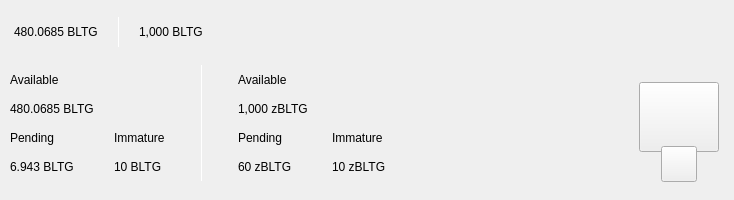
This is src/qt/bltg/forms/topbar.ui in minerric/BLTG as Qt 5 draws it before an edit. The edited form follows.
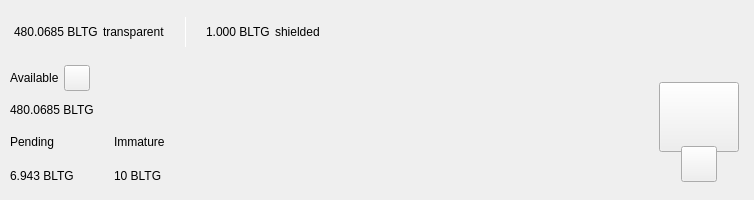
This is the edited form. Custom widgets are drawn as their Qt base class.

```diff
--- a/src/qt/bltg/forms/topbar.ui
+++ b/src/qt/bltg/forms/topbar.ui
@@ -23,7 +23,7 @@
    </size>
   </property>
   <property name="windowTitle">
-   <string>Form</string>
+   <string notr="true">N/A</string>
   </property>
   <layout class="QVBoxLayout" name="verticalLayout_10" stretch="0">
    <property name="spacing">
@@ -42,7 +42,7 @@
     <number>0</number>
    </property>
    <item>
-    <widget class="PFBorderImage" name="containerTop" native="true">
+    <widget class="PFBorderImage" name="containerTop">
      <layout class="QVBoxLayout" name="verticalLayout_11">
       <property name="spacing">
        <number>0</number>
@@ -93,7 +93,7 @@
            </property>
            <layout class="QHBoxLayout" name="horizontalLayout_5">
             <property name="spacing">
-             <number>0</number>
+             <number>5</number>
             </property>
             <property name="leftMargin">
              <number>0</number>
@@ -119,7 +119,14 @@
                <string notr="true">padding:0px;margin:0px;</string>
               </property>
               <property name="text">
-               <string>480.0685 BLTG</string>
+               <string notr="true">480.0685 BLTG</string>
+              </property>
+             </widget>
+            </item>
+            <item>
+             <widget class="QLabel" name="labelTrans">
+              <property name="text">
+               <string>transparent</string>
               </property>
              </widget>
             </item>
@@ -133,14 +140,14 @@
               </property>
               <property name="sizeHint" stdset="0">
                <size>
-                <width>20</width>
+                <width>15</width>
                 <height>20</height>
                </size>
               </property>
              </spacer>
             </item>
             <item alignment="Qt::AlignVCenter">
-             <widget class="QLabel" name="label_16">
+             <widget class="QLabel" name="typeSpacerTop">
               <property name="minimumSize">
                <size>
                 <width>1</width>
@@ -173,14 +180,14 @@
               </property>
               <property name="sizeHint" stdset="0">
                <size>
-                <width>20</width>
+                <width>15</width>
                 <height>20</height>
                </size>
               </property>
              </spacer>
             </item>
             <item alignment="Qt::AlignTop">
-             <widget class="QLabel" name="labelAmountTopBltg">
+             <widget class="QLabel" name="labelAmountTopShieldedBltg">
               <property name="minimumSize">
                <size>
                 <width>0</width>
@@ -188,8 +195,14 @@
                </size>
               </property>
               <property name="text">
-               <string>1,000 BLTG</string>
-
+               <string notr="true">1.000 BLTG</string>
+              </property>
+             </widget>
+            </item>
+            <item>
+             <widget class="QLabel" name="labelShield">
+              <property name="text">
+               <string>shielded</string>
               </property>
              </widget>
             </item>
@@ -264,7 +277,7 @@
             </widget>
            </item>
            <item>
-            <widget class="ExpandableButton" name="pushButtonMint" native="true">
+            <widget class="ExpandableButton" name="pushButtonHDUpgrade" native="true">
              <property name="minimumSize">
               <size>
                <width>36</width>
@@ -303,6 +316,16 @@
              </property>
             </widget>
            </item>
+           <item>
+            <widget class="ExpandableButton" name="pushButtonTor" native="true">
+             <property name="minimumSize">
+              <size>
+               <width>36</width>
+               <height>36</height>
+              </size>
+             </property>
+            </widget>
+           </item>
            <item>
             <widget class="ExpandableButton" name="pushButtonLock" native="true">
              <property name="sizePolicy">
@@ -372,11 +395,6 @@
           <number>10</number>
          </property>
          <item>
-          <layout class="QHBoxLayout" name="horizontalLayout_3">
-           <property name="bottomMargin">
-            <number>9</number>
-           </property>
-           <item>
             <layout class="QVBoxLayout" name="verticalLayout_7">
              <property name="spacing">
               <number>0</number>
@@ -390,6 +408,11 @@
              <item>
               <layout class="QVBoxLayout" name="verticalLayout_2">
                <item>
+              <layout class="QHBoxLayout" name="horizontalLayoutContainerAvailable">
+               <property name="spacing">
+                <number>5</number>
+               </property>
+               <item>
                 <widget class="QLabel" name="labelTitle1">
                  <property name="text">
                   <string>Available</string>
@@ -397,21 +420,105 @@
                 </widget>
                </item>
                <item>
+                <widget class="QPushButton" name="pushButtonBalanceInfo">
+                 <property name="minimumSize">
+                  <size>
+                   <width>26</width>
+                   <height>26</height>
+                  </size>
+                 </property>
+                 <property name="maximumSize">
+                  <size>
+                   <width>26</width>
+                   <height>26</height>
+                  </size>
+                 </property>
+                 <property name="mouseTracking">
+                  <bool>true</bool>
+                 </property>
+                 <property name="focusPolicy">
+                  <enum>Qt::NoFocus</enum>
+                 </property>
+                 <property name="text">
+                  <string notr="true"/>
+                 </property>
+                 <property name="iconSize">
+                  <size>
+                   <width>24</width>
+                   <height>24</height>
+                  </size>
+                 </property>
+                 <property name="shortcut">
+                  <string notr="true"/>
+                 </property>
+                </widget>
+               </item>
+               <item>
+                <spacer name="horizontalSpacer_4">
+                 <property name="orientation">
+                  <enum>Qt::Horizontal</enum>
+                 </property>
+                 <property name="sizeType">
+                  <enum>QSizePolicy::MinimumExpanding</enum>
+                 </property>
+                 <property name="sizeHint" stdset="0">
+                  <size>
+                   <width>20</width>
+                   <height>20</height>
+                  </size>
+                 </property>
+                </spacer>
+               </item>
+              </layout>
+             </item>
+             <item>
                 <widget class="QLabel" name="labelAmountBltg">
                  <property name="text">
-                  <string>480.0685 BLTG</string>
+                <string notr="true">480.0685 BLTG</string>
                  </property>
                 </widget>
                </item>
               </layout>
              </item>
              <item>
+            <widget class="QWidget" name="container_imm_pend" native="true">
               <layout class="QHBoxLayout" name="horizontalLayout_2">
                <property name="spacing">
                 <number>0</number>
                </property>
-               <item>
+              <property name="leftMargin">
+               <number>0</number>
+              </property>
+              <property name="topMargin">
+               <number>0</number>
+              </property>
+              <property name="rightMargin">
+               <number>0</number>
+              </property>
+              <property name="bottomMargin">
+               <number>0</number>
+              </property>
+              <item alignment="Qt::AlignLeft">
+               <widget class="QWidget" name="container_pending" native="true">
+                <property name="sizePolicy">
+                 <sizepolicy hsizetype="Minimum" vsizetype="Preferred">
+                  <horstretch>0</horstretch>
+                  <verstretch>0</verstretch>
+                 </sizepolicy>
+                </property>
                 <layout class="QVBoxLayout" name="verticalLayout_3">
+                 <property name="leftMargin">
+                  <number>0</number>
+                 </property>
+                 <property name="topMargin">
+                  <number>0</number>
+                 </property>
+                 <property name="rightMargin">
+                  <number>0</number>
+                 </property>
+                 <property name="bottomMargin">
+                  <number>0</number>
+                 </property>
                  <item>
                   <widget class="QLabel" name="labelTitle3">
                    <property name="text">
@@ -422,11 +529,12 @@
                  <item>
                   <widget class="QLabel" name="labelPendingBltg">
                    <property name="text">
-                    <string>6.943 BLTG</string>
+                    <string notr="true">6.943 BLTG</string>
                    </property>
                   </widget>
                  </item>
                 </layout>
+               </widget>
                </item>
                <item>
                 <spacer name="horizontalSpacer_3">
@@ -444,8 +552,27 @@
                  </property>
                 </spacer>
                </item>
-               <item>
+              <item alignment="Qt::AlignLeft">
+               <widget class="QWidget" name="container_immature" native="true">
+                <property name="sizePolicy">
+                 <sizepolicy hsizetype="Minimum" vsizetype="Preferred">
+                  <horstretch>0</horstretch>
+                  <verstretch>0</verstretch>
+                 </sizepolicy>
+                </property>
                 <layout class="QVBoxLayout" name="verticalLayout_4">
+                 <property name="leftMargin">
+                  <number>0</number>
+                 </property>
+                 <property name="topMargin">
+                  <number>0</number>
+                 </property>
+                 <property name="rightMargin">
+                  <number>0</number>
+                 </property>
+                 <property name="bottomMargin">
+                  <number>0</number>
+                 </property>
                  <item>
                   <widget class="QLabel" name="labelTitle4">
                    <property name="text">
@@ -456,97 +583,18 @@
                  <item>
                   <widget class="QLabel" name="labelImmatureBltg">
                    <property name="text">
-                    <string>10 BLTG</string>
+                    <string notr="true">10 BLTG</string>
                    </property>
                   </widget>
                  </item>
                 </layout>
-               </item>
-              </layout>
-             </item>
-            </layout>
-           </item>
-           <item>
-            <widget class="QLabel" name="label_9">
-             <property name="minimumSize">
-              <size>
-               <width>1</width>
-               <height>100</height>
-              </size>
-             </property>
-             <property name="maximumSize">
-              <size>
-               <width>1</width>
-               <height>16777215</height>
-              </size>
-             </property>
-             <property name="styleSheet">
-              <string notr="true">background-color:white;
-padding:0px;
-border:none;</string>
-             </property>
-             <property name="text">
-              <string/>
-             </property>
             </widget>
            </item>
            <item>
-            <layout class="QVBoxLayout" name="verticalLayout_8">
-             <property name="spacing">
-              <number>0</number>
-             </property>
-             <property name="leftMargin">
-              <number>30</number>
-             </property>
-             <item>
-              <layout class="QVBoxLayout" name="verticalLayout">
-               <item>
-                <widget class="QLabel" name="labelTitle2">
-                 <property name="text">
-                  <string>Available</string>
-                 </property>
-                </widget>
-               </item>
-               <item>
-                <widget class="QLabel" name="labelAmountzBltg">
-                 <property name="text">
-                  <string>1,000 zBLTG</string>
-                 </property>
-                </widget>
-               </item>
-              </layout>
-             </item>
-             <item>
-              <layout class="QHBoxLayout" name="horizontalLayout">
-               <property name="spacing">
-                <number>0</number>
-               </property>
-               <item>
-                <layout class="QVBoxLayout" name="verticalLayout_5">
-                 <item>
-                  <widget class="QLabel" name="labelTitle5">
-                   <property name="text">
-                    <string>Pending</string>
-                   </property>
-                  </widget>
-                 </item>
-                 <item>
-                  <widget class="QLabel" name="labelPendingzBltg">
-                   <property name="text">
-                    <string>60 zBLTG</string>
-                   </property>
-                  </widget>
-                 </item>
-                </layout>
-               </item>
-               <item>
-                <spacer name="horizontalSpacer_4">
+               <spacer name="horizontalSpacer_5">
                  <property name="orientation">
                   <enum>Qt::Horizontal</enum>
                  </property>
-                 <property name="sizeType">
-                  <enum>QSizePolicy::Fixed</enum>
-                 </property>
                  <property name="sizeHint" stdset="0">
                   <size>
                    <width>40</width>
@@ -555,27 +603,8 @@
                  </property>
                 </spacer>
                </item>
-               <item>
-                <layout class="QVBoxLayout" name="verticalLayout_6">
-                 <item>
-                  <widget class="QLabel" name="labelTitle6">
-                   <property name="text">
-                    <string>Immature</string>
-                   </property>
-                  </widget>
-                 </item>
-                 <item>
-                  <widget class="QLabel" name="labelImmaturezBltg">
-                   <property name="text">
-                    <string>10 zBLTG</string>
-                   </property>
-                  </widget>
-                 </item>
-                </layout>
-               </item>
-              </layout>
-             </item>
-            </layout>
+             </layout>
+            </widget>
            </item>
           </layout>
          </item>
```
Lines whose indentation alone changed are shown as unchanged.
